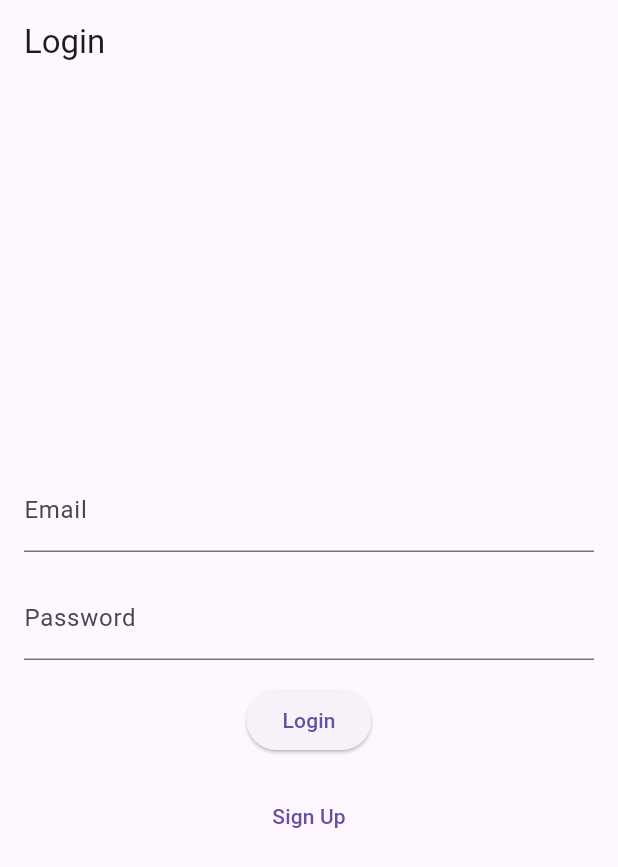
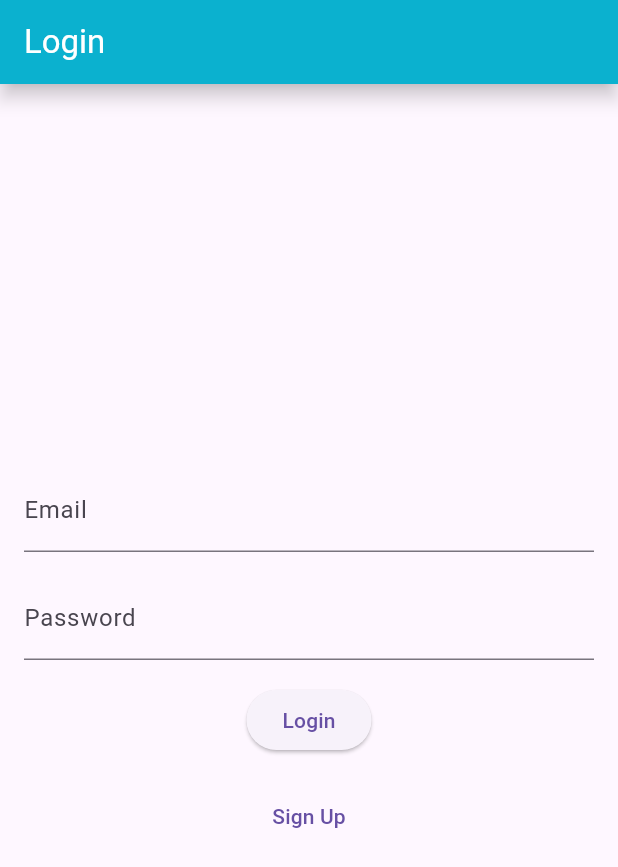
Before and after one commit to KushAgrawal1404/FishLink, a Flutter app: the screen it shows after launch, on a phone screen of 412 x 824 dp. Shown: the top 867 px of the screen. Run offline on Flutter 3.47's test engine with Material 3 defaults, Android fonts, the phone set to English and light mode, and no system bars; our stand-ins replace shared_preferences.

Commit message:
Appbar colour change

```diff
--- a/lib/main.dart
+++ b/lib/main.dart
@@ -19,8 +19,12 @@ class MyApp extends StatelessWidget {
     return MaterialApp(
       title: 'FishLink App',
       theme: ThemeData(
-        primarySwatch: Colors.blue,
-      ),
+          appBarTheme: const AppBarTheme(
+        backgroundColor: Colors.cyan,
+        elevation: 5.0,
+        shadowColor: Colors.black87,
+        foregroundColor: Colors.white,
+      )),
       home: const AuthChecker(),
       routes: {
         '/login': (context) => const LoginPage(),
```
